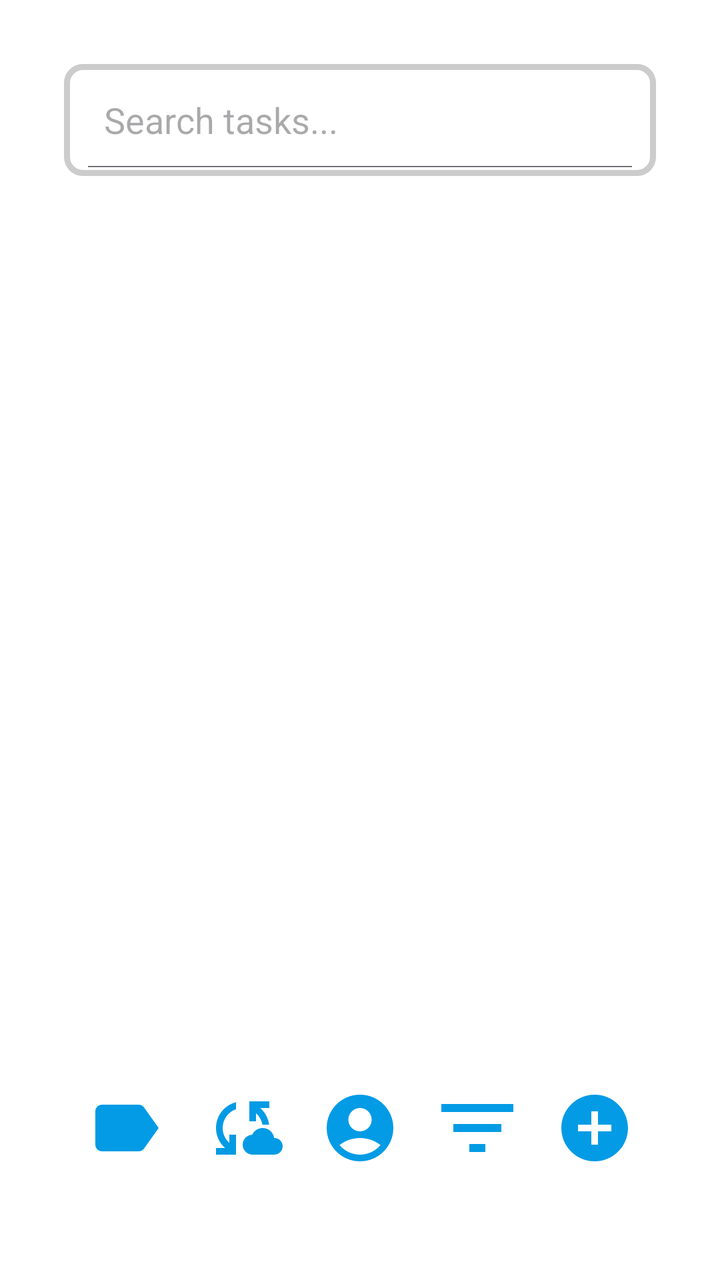
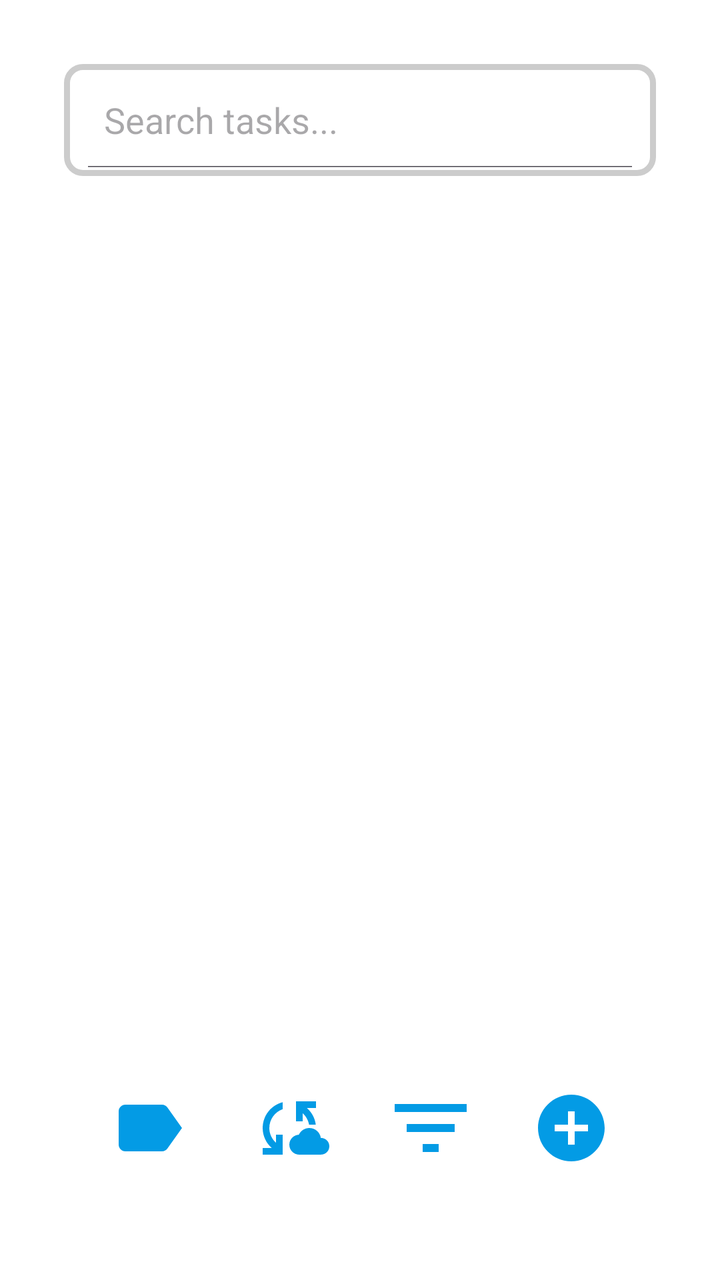

The first picture is an Android layout as it rendered before a commit; the second is the same layout after the commit. The layout source and the unified diff follow.
<!-- AndroidManifest.xml: application theme Theme.TodoApp -->
<!-- res/layout/activity_tasks.xml -->
<?xml version="1.0" encoding="utf-8"?>
<androidx.constraintlayout.widget.ConstraintLayout xmlns:android="http://schemas.android.com/apk/res/android"
    xmlns:app="http://schemas.android.com/apk/res-auto"
    xmlns:tools="http://schemas.android.com/tools"
    android:layout_width="match_parent"
    android:layout_height="match_parent"
    android:background="?attr/fullscreenBackgroundColor"
    android:padding="32dp"
    android:theme="@style/ThemeOverlay.TodoApp.FullscreenContainer"
    tools:context=".ui.tasks.TasksActivity">

    
    <LinearLayout
        android:id="@+id/searchContainer"
        android:layout_width="0dp"
        android:layout_height="wrap_content"
        android:background="@drawable/task_border"
        android:padding="4dp"
        app:layout_constraintEnd_toEndOf="parent"
        app:layout_constraintStart_toStartOf="parent"
        app:layout_constraintTop_toTopOf="parent">

        <SearchView
            android:id="@+id/searchView"
            android:layout_width="match_parent"
            android:layout_height="wrap_content"
            android:iconifiedByDefault="false"
            android:queryHint="Search tasks..."
            android:searchIcon="@null"
            android:background="@null" />
    </LinearLayout>

    
    <androidx.recyclerview.widget.RecyclerView
        android:id="@+id/rvTagFilter"
        android:layout_width="0dp"
        android:layout_height="wrap_content"
        android:layout_marginTop="8dp"
        android:orientation="horizontal"
        app:layoutManager="androidx.recyclerview.widget.LinearLayoutManager"
        app:layout_constraintEnd_toEndOf="parent"
        app:layout_constraintStart_toStartOf="parent"
        app:layout_constraintTop_toBottomOf="@id/searchContainer"
        tools:listitem="@layout/item_tag_filter" />

    
    <androidx.constraintlayout.widget.Guideline
        android:id="@+id/guideLine"
        android:layout_width="wrap_content"
        android:layout_height="wrap_content"
        android:orientation="horizontal"
        app:layout_constraintGuide_begin="140dp" /> 

    
    <androidx.recyclerview.widget.RecyclerView
        android:id="@+id/recyclerView"
        android:layout_width="0dp"
        android:layout_height="0dp"
        android:layout_marginTop="8dp"

        app:layout_constraintTop_toBottomOf="@id/rvTagFilter"
        app:layout_constraintBottom_toBottomOf="parent"
        app:layout_constraintEnd_toEndOf="parent"
        app:layout_constraintStart_toStartOf="parent" />


    
    <ImageView
        android:id="@+id/tagsButton"
        android:layout_width="56dp"
        android:layout_height="56dp"
        android:contentDescription="tag"
        android:layout_marginBottom="16dp"
        android:padding="8dp"
        android:src="@drawable/ic_tag"
        app:tint="@color/light_blue_600"

        app:layout_constraintBottom_toBottomOf="parent"
        app:layout_constraintEnd_toStartOf="@id/syncButton"
        app:layout_constraintStart_toStartOf="parent"
        app:layout_constraintHorizontal_chainStyle="spread" />

    <ImageView
        android:id="@+id/syncButton"
        android:layout_width="56dp"
        android:layout_height="56dp"
        android:contentDescription="@string/sync_button_desc"
        android:layout_marginBottom="16dp"
        android:padding="8dp"
        android:src="@drawable/ic_sync"
        app:tint="@color/light_blue_600"

        app:layout_constraintBottom_toBottomOf="parent"
        app:layout_constraintEnd_toStartOf="@id/authButton"
        app:layout_constraintStart_toEndOf="@id/tagsButton" />

    <ImageView
        android:id="@+id/authButton"
        android:layout_width="56dp"
        android:layout_height="56dp"
        android:contentDescription="@string/acc_button_desc"
        android:layout_marginBottom="16dp"
        android:padding="8dp"
        android:src="@drawable/ic_account"
        app:tint="@color/light_blue_600"

        app:layout_constraintBottom_toBottomOf="parent"
        app:layout_constraintEnd_toStartOf="@id/filterButton"
        app:layout_constraintStart_toEndOf="@id/syncButton" />

    <ImageView
        android:id="@+id/filterButton"
        android:layout_width="56dp"
        android:layout_height="56dp"
        android:contentDescription="@string/filter_button_desc"
        android:layout_marginBottom="16dp"
        android:padding="4dp"
        android:src="@drawable/ic_filter"
        app:tint="@color/light_blue_600"

        app:layout_constraintBottom_toBottomOf="parent"
        app:layout_constraintEnd_toStartOf="@id/addTaskButton"
        app:layout_constraintStart_toEndOf="@id/authButton" />

    <ImageView
        android:id="@+id/addTaskButton"
        android:layout_width="56dp"
        android:layout_height="56dp"
        android:contentDescription="@string/add_task_button_desc"
        android:layout_marginBottom="16dp"
        android:padding="8dp"
        android:src="@drawable/ic_add"
        app:tint="@color/light_blue_600"

        app:layout_constraintBottom_toBottomOf="parent"
        app:layout_constraintEnd_toEndOf="parent"
        app:layout_constraintStart_toEndOf="@id/filterButton" />

</androidx.constraintlayout.widget.ConstraintLayout>
<!-- res/layout/item_tag_filter.xml (included above) -->
<?xml version="1.0" encoding="utf-8"?>
<LinearLayout xmlns:android="http://schemas.android.com/apk/res/android"
    android:layout_width="wrap_content"
    android:layout_height="wrap_content"
    android:padding="4dp">

    <TextView
        android:id="@+id/tvTagName"
        android:layout_width="wrap_content"
        android:layout_height="32dp"
        android:background="@drawable/bg_tag"
        android:gravity="center"
        android:paddingStart="12dp"
        android:paddingEnd="12dp"
        android:text="Tag"
        android:textSize="14sp"
        android:textStyle="bold" />
</LinearLayout>
<!-- resources referenced by this layout -->
<resources>
  <color name="light_blue_600">#FF039BE5</color>
  <!-- drawable bg_tag (drawable) -->
  <?xml version="1.0" encoding="utf-8"?>
  <shape xmlns:android="http://schemas.android.com/apk/res/android"
      android:shape="rectangle">
      <solid android:color="@color/tag_background" />
      <corners android:radius="16dp" />
      <padding
          android:bottom="4dp"
          android:left="8dp"
          android:right="8dp"
          android:top="4dp" />
  </shape>
  <!-- drawable ic_account (drawable) -->
  <vector xmlns:android="http://schemas.android.com/apk/res/android"
      android:height="24dp"
      android:tint="#0DC7D0"
      android:viewportHeight="24"
      android:viewportWidth="24"
      android:width="24dp">
        
      <path android:fillColor="@android:color/white" android:pathData="M12,2C6.48,2 2,6.48 2,12s4.48,10 10,10s10,-4.48 10,-10S17.52,2 12,2zM12,6c1.93,0 3.5,1.57 3.5,3.5S13.93,13 12,13s-3.5,-1.57 -3.5,-3.5S10.07,6 12,6zM12,20c-2.03,0 -4.43,-0.82 -6.14,-2.88C7.55,15.8 9.68,15 12,15s4.45,0.8 6.14,2.12C16.43,19.18 14.03,20 12,20z"/>
      
  </vector>
  <!-- drawable ic_add (drawable) -->
  <vector xmlns:android="http://schemas.android.com/apk/res/android" android:height="24dp" android:tint="#0DC7D0" android:viewportHeight="24" android:viewportWidth="24" android:width="24dp">
        
      <path android:fillColor="@android:color/white" android:pathData="M12,2C6.48,2 2,6.48 2,12s4.48,10 10,10 10,-4.48 10,-10S17.52,2 12,2zM17,13h-4v4h-2v-4L7,13v-2h4L11,7h2v4h4v2z"/>
      
  </vector>
  <!-- drawable ic_filter (drawable) -->
  <vector xmlns:android="http://schemas.android.com/apk/res/android"
      android:height="24dp"
      android:tint="#FFFFFF"
      android:viewportHeight="24"
      android:viewportWidth="24"
      android:width="24dp">
        
      <path android:fillColor="@android:color/white"
          android:pathData="M10,18h4v-2h-4v2zM3,6v2h18L21,6L3,6zM6,13h12v-2L6,11v2z"/>
      
  </vector>
  <!-- drawable ic_tag (drawable) -->
  <vector xmlns:android="http://schemas.android.com/apk/res/android" android:autoMirrored="true" android:height="24dp" android:tint="#0DC7D0" android:viewportHeight="24" android:viewportWidth="24" android:width="24dp">
        
      <path android:fillColor="@android:color/white" android:pathData="M17.63,5.84C17.27,5.33 16.67,5 16,5L5,5.01C3.9,5.01 3,5.9 3,7v10c0,1.1 0.9,1.99 2,1.99L16,19c0.67,0 1.27,-0.33 1.63,-0.84L22,12l-4.37,-6.16z"/>
      
  </vector>
  <!-- drawable task_border (drawable) -->
  <?xml version="1.0" encoding="utf-8"?>
  <shape xmlns:android="http://schemas.android.com/apk/res/android"
      android:shape="rectangle">
      
      <stroke
          android:width="3dp"
          android:color="#CCCCCC" />
  
      
      <corners android:radius="8dp" />
  
      
      <solid android:color="#FFFFFF" />
  
      
      <padding
          android:left="8dp"
          android:top="8dp"
          android:right="8dp"
          android:bottom="8dp" />
  </shape>
  <string name="acc_button_desc">Account</string>
  <string name="add_task_button_desc">Add task</string>
  <string name="filter_button_desc">Filter</string>
  <string name="sync_button_desc">Sync</string>
  <style name="ThemeOverlay.TodoApp.FullscreenContainer" parent="">
          <item name="fullscreenBackgroundColor">@color/white</item>
          <item name="fullscreenTextColor">@color/black</item>
      </style>
  <style name="Theme.TodoApp" parent="Base.Theme.TodoApp" />
  <color name="tag_background">#E0E0E0</color>
  <color name="white">#FFFFFFFF</color>
  <color name="black">#FF000000</color>
  <style name="Base.Theme.TodoApp" parent="Theme.Material3.DayNight.NoActionBar">
          
          
      </style>
  <!-- unchanged entries left out for length: 1 -->
</resources>

<!-- the commit's change to res/layout/activity_tasks.xml (unified diff, before → after) -->
@@ -57,9 +57,11 @@
         android:layout_width="0dp"
         android:layout_height="0dp"
         android:layout_marginTop="8dp"
+        android:clipToPadding="false"
+        android:paddingBottom="8dp"
 
         app:layout_constraintTop_toBottomOf="@id/rvTagFilter"
-        app:layout_constraintBottom_toBottomOf="parent"
+        app:layout_constraintBottom_toTopOf="@id/tagsButton"
         app:layout_constraintEnd_toEndOf="parent"
         app:layout_constraintStart_toStartOf="parent" />
 
@@ -91,22 +93,8 @@
         app:tint="@color/light_blue_600"
 
         app:layout_constraintBottom_toBottomOf="parent"
-        app:layout_constraintEnd_toStartOf="@id/authButton"
+        app:layout_constraintEnd_toStartOf="@id/filterButton"
         app:layout_constraintStart_toEndOf="@id/tagsButton" />
-
-    <ImageView
-        android:id="@+id/authButton"
-        android:layout_width="56dp"
-        android:layout_height="56dp"
-        android:contentDescription="@string/acc_button_desc"
-        android:layout_marginBottom="16dp"
-        android:padding="8dp"
-        android:src="@drawable/ic_account"
-        app:tint="@color/light_blue_600"
-
-        app:layout_constraintBottom_toBottomOf="parent"
-        app:layout_constraintEnd_toStartOf="@id/filterButton"
-        app:layout_constraintStart_toEndOf="@id/syncButton" />
 
     <ImageView
         android:id="@+id/filterButton"
@@ -120,7 +108,7 @@
 
         app:layout_constraintBottom_toBottomOf="parent"
         app:layout_constraintEnd_toStartOf="@id/addTaskButton"
-        app:layout_constraintStart_toEndOf="@id/authButton" />
+        app:layout_constraintStart_toEndOf="@id/syncButton" />
 
     <ImageView
         android:id="@+id/addTaskButton"
<!-- resource entries referenced after the edit -->
@@ -13,17 +13,6 @@
           android:right="8dp"
           android:top="4dp" />
   </shape>
-  <!-- drawable ic_account (drawable) -->
-  <vector xmlns:android="http://schemas.android.com/apk/res/android"
-      android:height="24dp"
-      android:tint="#0DC7D0"
-      android:viewportHeight="24"
-      android:viewportWidth="24"
-      android:width="24dp">
-        
-      <path android:fillColor="@android:color/white" android:pathData="M12,2C6.48,2 2,6.48 2,12s4.48,10 10,10s10,-4.48 10,-10S17.52,2 12,2zM12,6c1.93,0 3.5,1.57 3.5,3.5S13.93,13 12,13s-3.5,-1.57 -3.5,-3.5S10.07,6 12,6zM12,20c-2.03,0 -4.43,-0.82 -6.14,-2.88C7.55,15.8 9.68,15 12,15s4.45,0.8 6.14,2.12C16.43,19.18 14.03,20 12,20z"/>
-      
-  </vector>
   <!-- drawable ic_add (drawable) -->
   <vector xmlns:android="http://schemas.android.com/apk/res/android" android:height="24dp" android:tint="#0DC7D0" android:viewportHeight="24" android:viewportWidth="24" android:width="24dp">
         
@@ -70,7 +59,6 @@
           android:right="8dp"
           android:bottom="8dp" />
   </shape>
-  <string name="acc_button_desc">Account</string>
   <string name="add_task_button_desc">Add task</string>
   <string name="filter_button_desc">Filter</string>
   <string name="sync_button_desc">Sync</string>
@@ -78,7 +66,10 @@
           <item name="fullscreenBackgroundColor">@color/white</item>
           <item name="fullscreenTextColor">@color/black</item>
       </style>
-  <style name="Theme.TodoApp" parent="Base.Theme.TodoApp" />
+  <style name="Theme.TodoApp" parent="Base.Theme.TodoApp">
+          
+          <item name="android:windowOptOutEdgeToEdgeEnforcement" tools:targetApi="35">true</item>
+      </style>
   <color name="tag_background">#E0E0E0</color>
   <color name="white">#FFFFFFFF</color>
   <color name="black">#FF000000</color>
